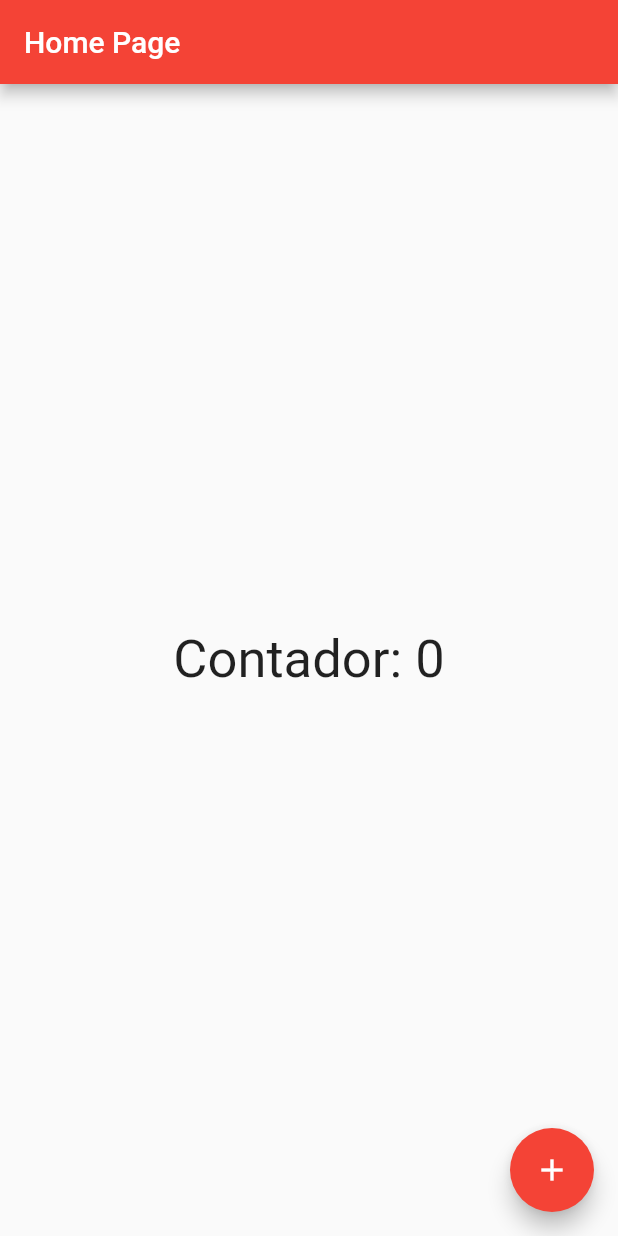
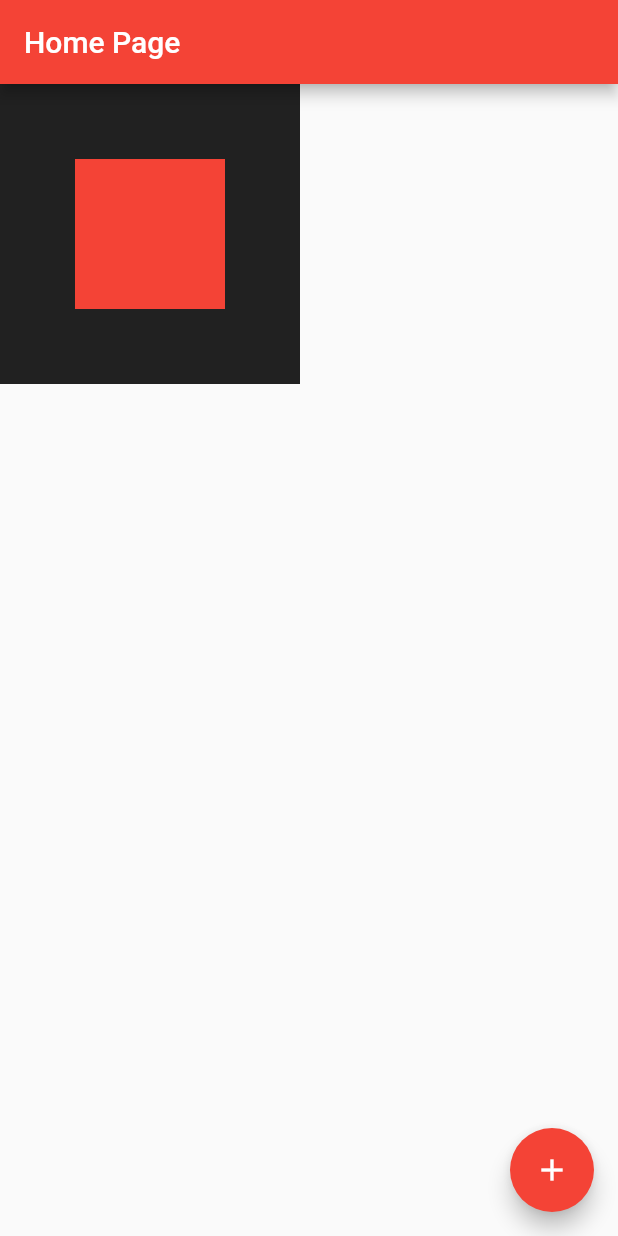
Before and after one commit to Luizgpp/Maratona-Flutter, a Flutter app: the screen it shows after launch, on a phone screen of 412 x 824 dp. Run offline on Flutter 3.47's test engine with Material 2 defaults, Android fonts, the phone set to English and light mode, and no system bars.

Commit message:
Single Child Render -

```diff
--- a/PrimeiroProjeto/HelloWorld/lib/home_page.dart
+++ b/PrimeiroProjeto/HelloWorld/lib/home_page.dart
@@ -16,11 +16,15 @@ class HomePageState extends State<HomePage> {
       appBar: AppBar(
         title: Text('Home Page'),
       ),
-      body: Center(
-        child: GestureDetector(
-          child: Text(
-            'Contador: $counter',
-            style: TextStyle(fontSize: 35),
+      body: Container(
+        height: 200,
+        width: 200,
+        color: Colors.black87,
+        child: Center(
+          child: Container(
+            height: 100,
+            width: 100,
+            color: Colors.red,
           ),
         ),
       ),
```
